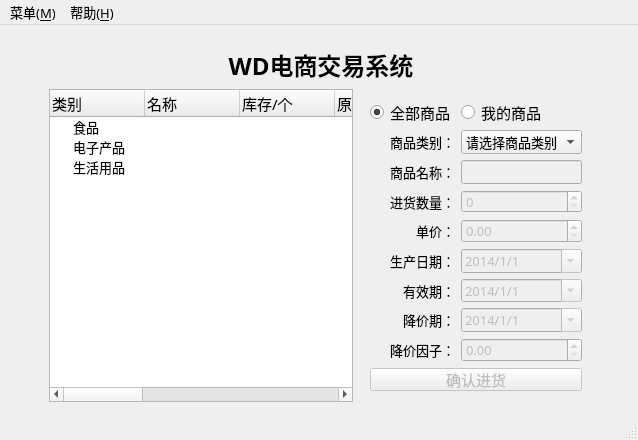
Above: WD_version1/mainwindow.ui from drcege/WD before the change. Below: the same form after it.
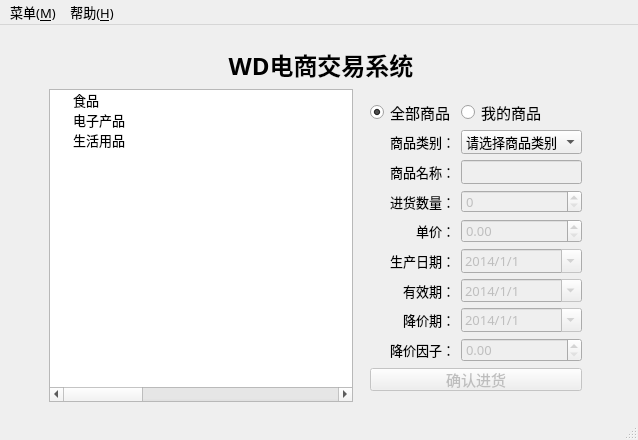
That is the form after the change. The open tabs and pages were chosen to show the change. Icons and pictures are not drawn.

```diff
--- a/WD_version1/mainwindow.ui
+++ b/WD_version1/mainwindow.ui
@@ -1097,7 +1097,7 @@
            <bool>false</bool>
           </property>
           <attribute name="headerVisible">
-           <bool>true</bool>
+           <bool>false</bool>
           </attribute>
           <attribute name="headerCascadingSectionResizes">
            <bool>false</bool>
```
Left out of the diff: 4 changed lines with no effect on the pictures.
